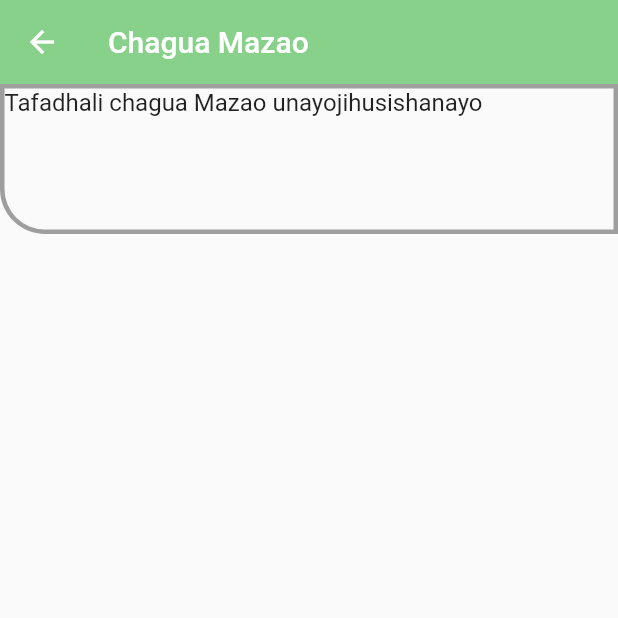
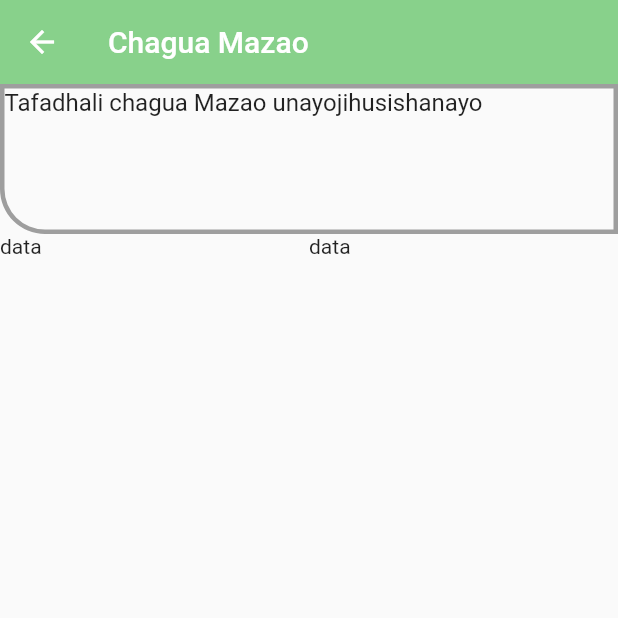
Before and after one commit to zuberypima/farmersoko, a Flutter app: the CropTypePage screen opened directly, on a phone screen of 412 x 824 dp, the top half of it. Run offline on Flutter 3.47's test engine with Material 2 defaults, Android fonts, the phone set to English and light mode, and no system bars.

Commit message:
update screens

```diff
--- a/lib/screens/select_crop_page.dart
+++ b/lib/screens/select_crop_page.dart
@@ -22,30 +22,24 @@ class _CropTypePageState extends State<CropTypePage> {
         children: [
           Container(
             height: 100,
-
             decoration: BoxDecoration(
-                border: Border.all(width: 3, color: Colors.grey,),
-                 borderRadius: BorderRadius.only(bottomLeft: Radius.circular(30))
-
-
+                border: Border.all(
+                  width: 3,
+                  color: Colors.grey,
                 ),
+                borderRadius:
+                    BorderRadius.only(bottomLeft: Radius.circular(30))),
             child: Text(
               'Tafadhali chagua Mazao unayojihusishanayo',
               style: TextStyle(fontSize: 16),
             ),
           ),
           Container(
-            height: MediaQuery.of(context).size.height,
-            child: GridView(
-              gridDelegate: const SliverGridDelegateWithFixedCrossAxisCount(
-                crossAxisCount: 2,
-              ),
-              itemCount: 2,
-              itemBuilder: (BuildContext context, int index) {
-                return Stack(children: [Text('data')],);
-              },
-            ),
-          )
+              height: MediaQuery.of(context).size.height,
+              child: GridView(
+                  gridDelegate: SliverGridDelegateWithFixedCrossAxisCount(
+                      crossAxisCount: 2),
+                      children: [Text('data'),Text('data')],))
         ],
       ),
     );
```
Also changed, not shown: lib/screens/homepage.dart (+7 -5 lines).
